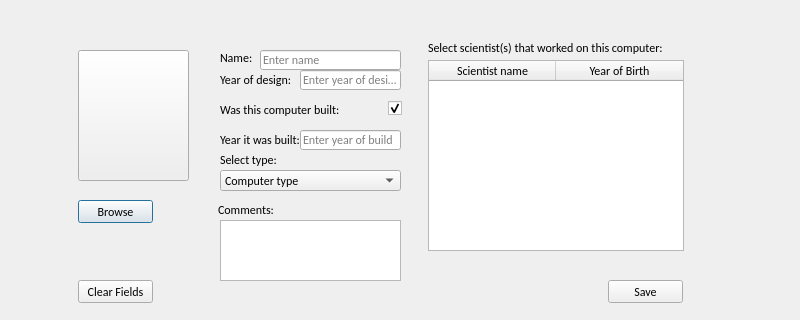
Above: Hopur21Verkefni/MyComputerScienceList/ui/addcomputer.ui from Hopur21/Hopur21 before the change. Below: the same form after it.
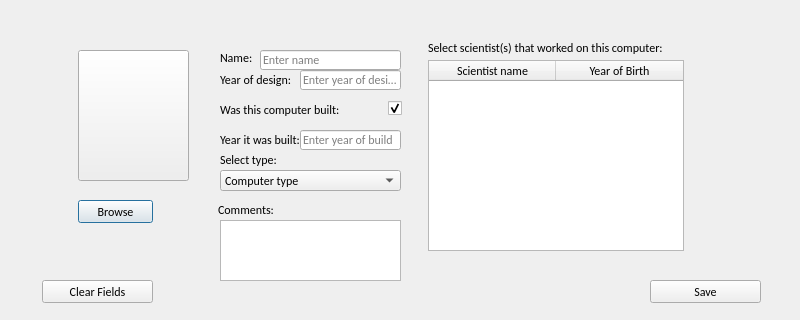
That is the form after the change. Icons and pictures are not drawn.

What changed in the file:
```diff
--- a/Hopur21Verkefni/MyComputerScienceList/ui/addcomputer.ui
+++ b/Hopur21Verkefni/MyComputerScienceList/ui/addcomputer.ui
@@ -185,9 +185,9 @@
   <widget class="QPushButton" name="pushButton_clearFields">
    <property name="geometry">
     <rect>
-     <x>78</x>
+     <x>42</x>
      <y>280</y>
-     <width>75</width>
+     <width>111</width>
      <height>23</height>
     </rect>
    </property>
@@ -255,9 +255,9 @@
   <widget class="QPushButton" name="pushButton_saveComputer">
    <property name="geometry">
     <rect>
-     <x>608</x>
+     <x>650</x>
      <y>280</y>
-     <width>75</width>
+     <width>111</width>
      <height>23</height>
     </rect>
    </property>
@@ -419,6 +419,32 @@
     </rect>
    </property>
   </widget>
+  <widget class="QLabel" name="AddComputer_ErrorMessage">
+   <property name="geometry">
+    <rect>
+     <x>160</x>
+     <y>290</y>
+     <width>461</width>
+     <height>16</height>
+    </rect>
+   </property>
+   <property name="text">
+    <string/>
+   </property>
+  </widget>
+  <widget class="QLabel" name="AddComputer_InvalidBuildYear">
+   <property name="geometry">
+    <rect>
+     <x>300</x>
+     <y>150</y>
+     <width>111</width>
+     <height>16</height>
+    </rect>
+   </property>
+   <property name="text">
+    <string/>
+   </property>
+  </widget>
  </widget>
  <resources>
   <include location="../resources.qrc"/>
```
Left out of the diff: 20 changed lines with no effect on the pictures.
